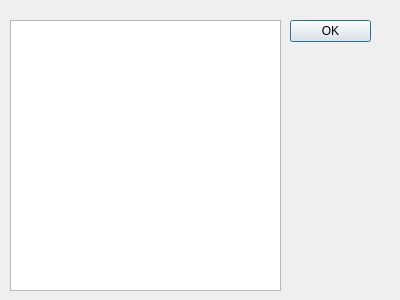
Above: core/smartbody/sbm-debugger/gui/designer/ResourceDialog.ui from DrAlta/smartbody before the change. Below: the same form after it.
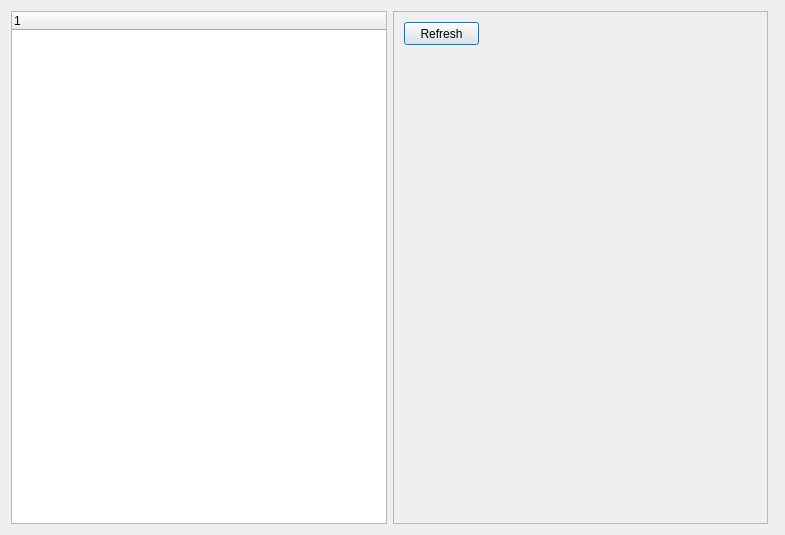
That is the form after the change.

Commit message: sbmdebugger- redesigned the resource window so that it better matches that of the flkt.  When a joint is selected, lines are draw to show it's orientation.

Patch:
```diff
--- a/core/smartbody/sbm-debugger/gui/designer/ResourceDialog.ui
+++ b/core/smartbody/sbm-debugger/gui/designer/ResourceDialog.ui
@@ -6,42 +6,64 @@
    <rect>
     <x>0</x>
     <y>0</y>
-    <width>400</width>
-    <height>300</height>
+    <width>785</width>
+    <height>535</height>
    </rect>
   </property>
   <property name="windowTitle">
    <string>Resource</string>
   </property>
-  <widget class="QDialogButtonBox" name="buttonBox">
-   <property name="geometry">
-    <rect>
-     <x>290</x>
-     <y>20</y>
-     <width>81</width>
-     <height>241</height>
-    </rect>
-   </property>
-   <property name="orientation">
-    <enum>Qt::Vertical</enum>
-   </property>
-   <property name="standardButtons">
-    <set>QDialogButtonBox::Ok</set>
-   </property>
-  </widget>
-  <widget class="QPlainTextEdit" name="plainTextEdit">
-   <property name="geometry">
-    <rect>
-     <x>10</x>
-     <y>20</y>
-     <width>271</width>
-     <height>271</height>
-    </rect>
-   </property>
-   <property name="readOnly">
-    <bool>true</bool>
-   </property>
-  </widget>
+  <layout class="QHBoxLayout" name="horizontalLayout">
+   <item>
+    <widget class="QTreeWidget" name="resourceTree">
+     <column>
+      <property name="text">
+       <string notr="true">1</string>
+      </property>
+     </column>
+    </widget>
+   </item>
+   <item>
+    <widget class="QScrollArea" name="scrollArea">
+     <property name="widgetResizable">
+      <bool>true</bool>
+     </property>
+     <widget class="QWidget" name="scrollAreaWidgetContents">
+      <property name="geometry">
+       <rect>
+        <x>0</x>
+        <y>0</y>
+        <width>375</width>
+        <height>515</height>
+       </rect>
+      </property>
+      <widget class="QPushButton" name="refreshButton">
+       <property name="geometry">
+        <rect>
+         <x>10</x>
+         <y>10</y>
+         <width>75</width>
+         <height>23</height>
+        </rect>
+       </property>
+       <property name="text">
+        <string>Refresh</string>
+       </property>
+      </widget>
+     </widget>
+    </widget>
+   </item>
+   <item>
+    <widget class="QDialogButtonBox" name="buttonBox">
+     <property name="orientation">
+      <enum>Qt::Vertical</enum>
+     </property>
+     <property name="standardButtons">
+      <set>QDialogButtonBox::NoButton</set>
+     </property>
+    </widget>
+   </item>
+  </layout>
  </widget>
  <resources/>
  <connections>
```
The commit also changes 14 other files.
